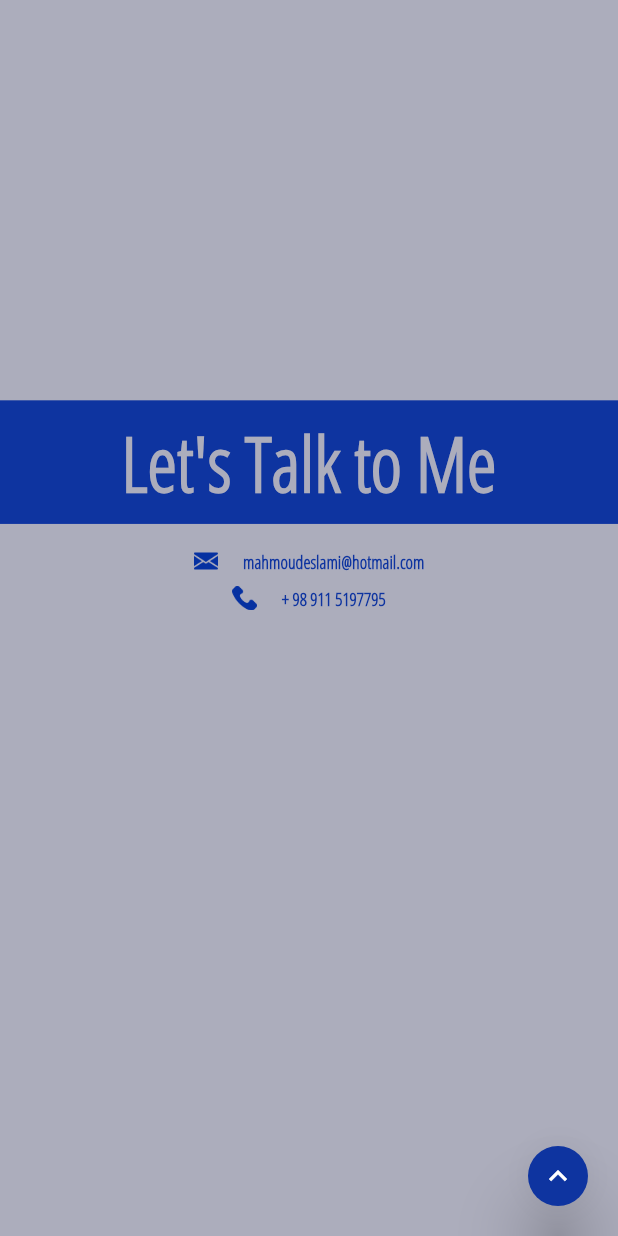
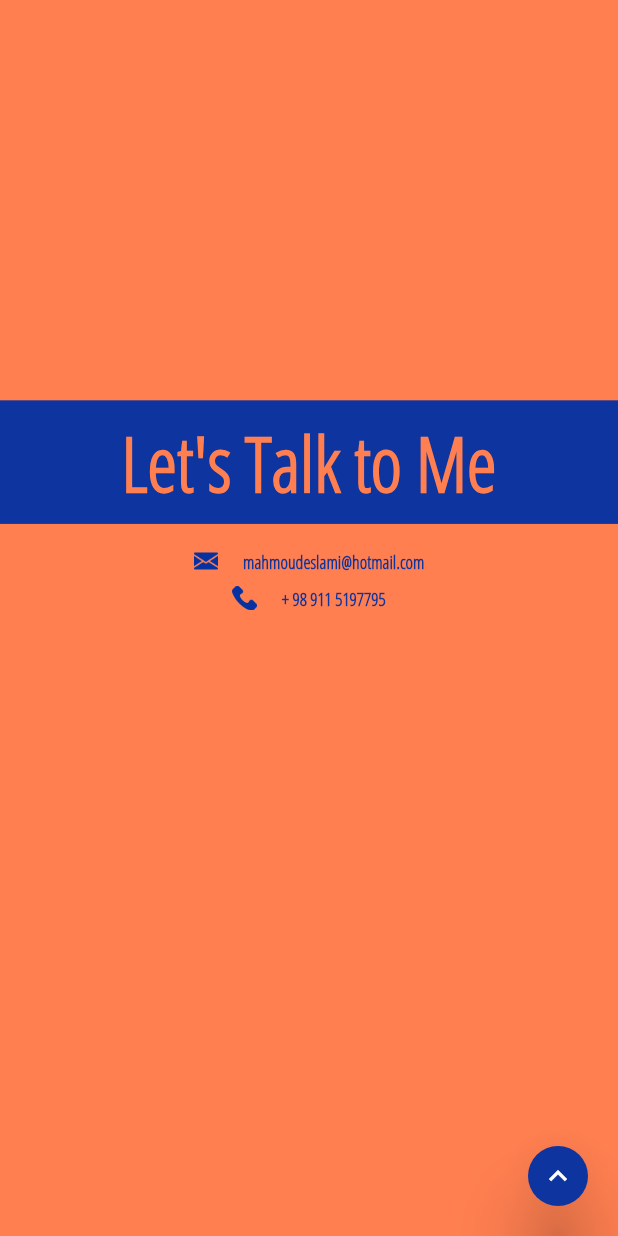
Before and after one commit to mahmoud-eslami/portfolio_flutter_web, a Flutter app: the BrowserScreen screen opened directly, scrolled down 2304 dp, on a phone screen of 412 x 824 dp. Run offline on Flutter 3.47's test engine with Material 2 defaults, Android fonts, the phone set to English and light mode, and no system bars; our stand-ins replace flutter_hooks, responsive_builder.

Commit message:
new home page added

```diff
--- a/lib/main.dart
+++ b/lib/main.dart
@@ -2,6 +2,8 @@ import 'package:flutter/material.dart';
 import 'package:portfolio/tools/size_config/size_config.dart';
 import 'package:portfolio/ui/main_screen/main_screen.dart';
 import 'package:portfolio/ui/mobile_screen/mobile_screen.dart';
+import 'package:portfolio/ui/refactored_screen/desktop.dart';
+import 'package:portfolio/ui/refactored_screen/mobile.dart';
 import 'package:responsive_builder/responsive_builder.dart';
 
 void main() {
@@ -28,7 +30,7 @@ class MyApp extends StatelessWidget {
                 builder: (context, sizingInformation) {
                   return (sizingInformation.deviceScreenType ==
                           DeviceScreenType.desktop)
-                      ? BrowserScreen()
+                      ? DesktopScreen()
                       : MobileScreen();
                 },
               ),
--- a/lib/resource/colors.dart
+++ b/lib/resource/colors.dart
@@ -1,7 +1,10 @@
 import 'package:flutter/material.dart';
 
 class AppColors {
-  static const Color textColor = Color(0xff343434);
+  // static const Color textColor = Color(0xff343434);
+  // static const Color buttonColor = Color(0xff0E34A0);
+  // static const Color bgColor = Color(0xffACADBC);
+  static const Color textColor = Color(0xff000000);
   static const Color buttonColor = Color(0xff0E34A0);
-  static const Color bgColor = Color(0xffACADBC);
+  static const Color bgColor = Color(0xffff7f50);
 }
--- a/lib/resource/strings.dart
+++ b/lib/resource/strings.dart
@@ -3,7 +3,7 @@ class AppString {
   static const String aboutTitle = 'About me';
   static const String projectTitle = 'Projects';
   static const String contactTitle = 'Contact me';
-  static const String myNameTitle = "I'm Mahmoud Eslami";
+  static const String myNameTitle = "Mahmoud Eslami";
   static const String myMajor = "Flutter Developer";
   static const String github = "https://github.com/mahmoud-eslami";
   static const String trelloUrl = "https://trello.com/mahmoudeslami";
@@ -25,7 +25,7 @@ class AppString {
   static const String ketoTitle = "KetoLife";
   static const String aboutMeEmoji = "👨🏼‍💻";
   static const String introduceMySelf =
-      "My name is Mahmoud Eslami and I was born in 1998 . I live in Iran . I'm a Flutter developer\nwith 2 years experience developing and building application for android/ios️.";
+      "My name is Mahmoud Eslami and I was born in 1998 . I live in Iran . I'm a Flutter developer with 2 years experience developing and building application for android and ios️.";
   static const String skills =
       "I’ve mostly worked professionally with Dart , Flutter but also a little bit with Java, Python and Django.";
   static const String myMainSkills = "Main Skill :";
@@ -37,7 +37,7 @@ class AppString {
   static const String java = 'Java';
   static const String git = 'Git';
   static const String trello = 'Trello';
-  static const String downloadCv = 'Download CV';
+  static const String downloadCv = 'My Resume';
   static const String letsTalkToMe = 'Let\'s Talk to Me';
   static const String call = '+ 98 911 5197795';
   static const String email = 'mahmoudeslami@hotmail.com';
--- a/lib/ui/main_screen/main_screen.dart
+++ b/lib/ui/main_screen/main_screen.dart
@@ -115,22 +115,6 @@ class ContactMeWidget extends StatelessWidget {
                 (sizingInformation.deviceScreenType == DeviceScreenType.desktop)
                     ? 60
                     : 50,
-            fontWeight: FontWeight.bold,
-          );
-          var mediumTitleTheme = TextStyle(
-            color: AppColors.textColor,
-            fontSize:
-                (sizingInformation.deviceScreenType == DeviceScreenType.desktop)
-                    ? 27
-                    : 20,
-            fontWeight: FontWeight.w600,
-          );
-          var smallTitleTheme = TextStyle(
-            color: AppColors.buttonColor,
-            fontSize:
-                (sizingInformation.deviceScreenType == DeviceScreenType.desktop)
-                    ? 15
-                    : 10,
             fontWeight: FontWeight.bold,
           );
           var skillTitleTheme = TextStyle(
--- a/lib/ui/mobile_screen/mobile_screen.dart
+++ b/lib/ui/mobile_screen/mobile_screen.dart
@@ -5,12 +5,12 @@ import 'package:portfolio/tools/size_config/size_config.dart';
 import 'package:portfolio/tools/url_launcher/custom_url_launcher.dart';
 import 'package:responsive_builder/responsive_builder.dart';
 
-class MobileScreen extends StatefulWidget {
+class OldMobileScreen extends StatefulWidget {
   @override
-  _MobileScreenState createState() => _MobileScreenState();
+  _OldMobileScreenState createState() => _OldMobileScreenState();
 }
 
-class _MobileScreenState extends State<MobileScreen> {
+class _OldMobileScreenState extends State<OldMobileScreen> {
   ScrollController _scrollController;
   final introPageKey = GlobalKey();
   final projectWidgetKey = GlobalKey();
```
Also changed, not shown: lib/ui/refactored_screen/desktop.dart (added, +119 -0 lines), lib/ui/refactored_screen/mobile.dart (added, +12 -0 lines), pubspec.yaml (+3 -38 lines), assets/images/itMan.png (added), pubspec.lock, 1 other file.
